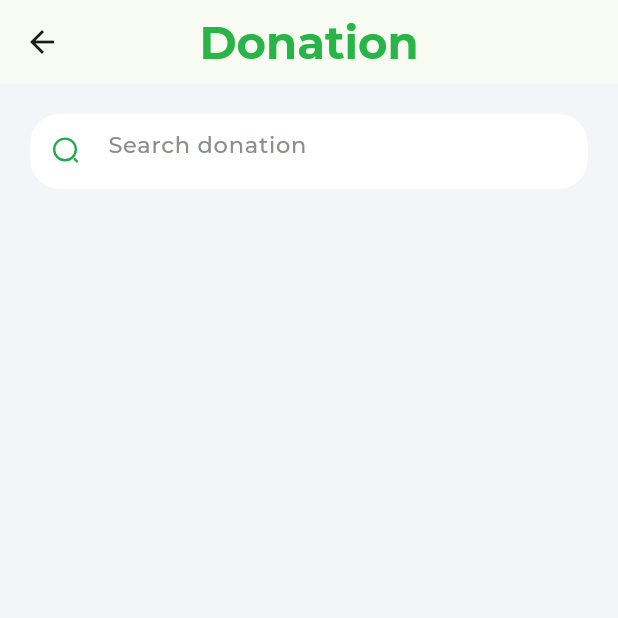
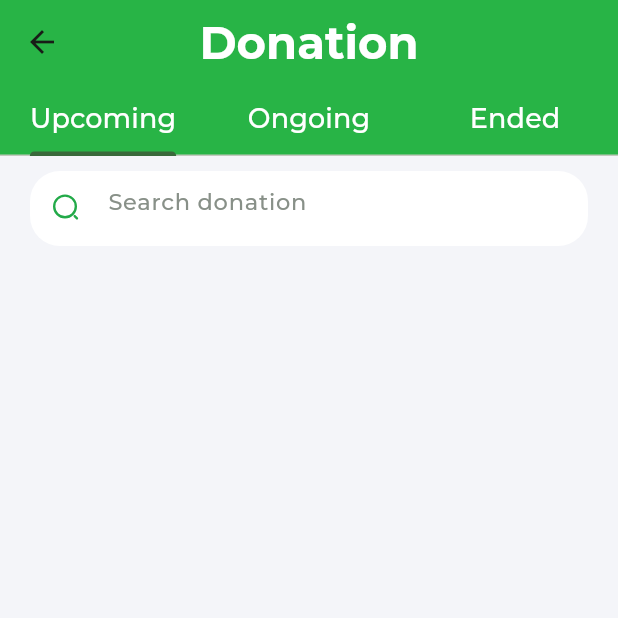
Before and after one commit to ThachSangW3G/ecoTS_FE, a Flutter app: the DonationScreen screen opened directly, on a phone screen of 412 x 824 dp, the top half of it. Run offline on Flutter 3.47's test engine with Material 3 defaults, Android fonts, the phone set to English and light mode, and no system bars; our stand-ins replace awesome_dialog, camera, cloud_firestore, flutter_map, flutter_svg, freezed_annotation and 8 more; missing offline and left inert: external_path, mobile_scanner; accounts and stored records are empty; project files that could hold a hidden picture were left out.

Commit message:
create controller get upcoming, ongoing, ended donation

```diff
--- /dev/null
+++ b/lib/components/donation/upcoming_donate_tab.dart
@@ -0,0 +1,83 @@
+import 'package:ecots_frontend/components/donation/donation_item_detail.dart';
+import 'package:ecots_frontend/constants/app_colors.dart';
+import 'package:ecots_frontend/constants/app_style.dart';
+import 'package:ecots_frontend/controllers/donation_controller.dart';
+import 'package:ecots_frontend/screens/donation/detail_donate.dart';
+import 'package:flutter/material.dart';
+import 'package:flutter_svg/flutter_svg.dart';
+import 'package:gap/gap.dart';
+import 'package:get/get.dart';
+
+class UpcomingDonateTab extends StatefulWidget {
+  const UpcomingDonateTab({super.key});
+
+  @override
+  State<UpcomingDonateTab> createState() => _UpcomingDonateTabState();
+}
+
+class _UpcomingDonateTabState extends State<UpcomingDonateTab> {
+  DonationController donationController = Get.put(DonationController());
+
+  @override
+  Widget build(BuildContext context) {
+    return Container(
+      child: Column(
+        children: [
+          const Gap(10),
+          Padding(
+            padding: const EdgeInsets.symmetric(horizontal: 20.0),
+            child: Container(
+              height: 50,
+              padding: const EdgeInsets.only(right: 20),
+              decoration: const BoxDecoration(
+                  color: AppColors.white,
+                  borderRadius: BorderRadius.all(Radius.circular(20))),
+              child: TextFormField(
+                cursorColor: AppColors.green,
+                decoration: InputDecoration(
+                    hintText: 'Search donation',
+                    hintStyle: kLableTextStyleMiniumGrey,
+                    border: InputBorder.none,
+                    prefixIcon: Padding(
+                      padding: const EdgeInsets.all(15.0),
+                      child: SvgPicture.asset('assets/icons/search.svg'),
+                    )),
+              ),
+            ),
+          ),
+          const SizedBox(
+            height: 20,
+          ),
+          Expanded(
+            child: Obx(
+              () => donationController.donationList.value != null &&
+                      donationController.donationList.value!.isNotEmpty
+                  ? Container(
+                      padding: EdgeInsets.symmetric(horizontal: 20.0),
+                      child: ListView.builder(
+                        shrinkWrap: true,
+                        itemCount:
+                            donationController.donationList.value!.length,
+                        itemBuilder: (context, index) {
+                          final donation =
+                              donationController.donationList.value![index];
+                          print(donation.coverImageUrl[0]);
+
+                          return DonationItemDetail(
+                            donation: donation,
+                            onTap: () {
+                              Get.to(
+                                  () => DetailDonate(donationId: donation.id));
+                            },
+                          );
+                        },
+                      ),
+                    )
+                  : const SizedBox(),
+            ),
+          )
+        ],
+      ),
+    );
+  }
+}
--- a/lib/constants/app_style.dart
+++ b/lib/constants/app_style.dart
@@ -13,6 +13,10 @@ final kLableTextStyleMediumGreen = GoogleFonts.montserrat(
 final kLableTextStyleLogoScreen = GoogleFonts.montserrat(
     textStyle: const TextStyle(
         color: AppColors.green, fontWeight: FontWeight.bold, fontSize: 30.0));
+
+final kLableTextStyleLogoScreenWhite = GoogleFonts.montserrat(
+    textStyle: const TextStyle(
+        color: AppColors.white, fontWeight: FontWeight.bold, fontSize: 30.0));
 
 final kLableTextStyleLogoWhite = GoogleFonts.montserrat(
     textStyle: const TextStyle(
--- a/lib/screens/donation/donation_screen.dart
+++ b/lib/screens/donation/donation_screen.dart
@@ -1,11 +1,14 @@
 import 'package:ecots_frontend/components/donation/donation_item_detail.dart';
+import 'package:ecots_frontend/components/donation/upcoming_donate_tab.dart';
 import 'package:ecots_frontend/constants/app_colors.dart';
 import 'package:ecots_frontend/constants/app_style.dart';
 import 'package:ecots_frontend/controllers/donation_controller.dart';
 import 'package:ecots_frontend/screens/donation/detail_donate.dart';
+import 'package:flutter/cupertino.dart';
 import 'package:flutter/material.dart';
 import 'package:flutter/widgets.dart';
 import 'package:flutter_svg/svg.dart';
+import 'package:gap/gap.dart';
 import 'package:get/get.dart';
 
 class DonationScreen extends StatefulWidget {
@@ -15,76 +18,75 @@ class DonationScreen extends StatefulWidget {
   State<DonationScreen> createState() => _DonationScreenState();
 }
 
-class _DonationScreenState extends State<DonationScreen> {
+class _DonationScreenState extends State<DonationScreen>
+    with SingleTickerProviderStateMixin {
   DonationController donationController = Get.put(DonationController());
+
+  late TabController _tabController;
+
+  @override
+  void initState() {
+    super.initState();
+    _tabController = TabController(length: 3, vsync: this);
+  }
+
+  @override
+  void dispose() {
+    _tabController.dispose();
+    super.dispose();
+  }
 
   @override
   Widget build(BuildContext context) {
     return Scaffold(
       backgroundColor: AppColors.whisper,
       appBar: AppBar(
+        backgroundColor: AppColors.green,
         title: Text(
           'Donation',
-          style: kLableTextStyleLogoScreen,
+          style: kLableTextStyleLogoScreenWhite,
         ),
         centerTitle: true,
       ),
-      body: SingleChildScrollView(
-        child: Padding(
-          padding: const EdgeInsets.all(20.0),
-          child: Column(
+      body: Column(
         children: [
           Container(
-                height: 50,
-                padding: const EdgeInsets.only(right: 20),
-                decoration: const BoxDecoration(
-                    color: AppColors.white,
-                    borderRadius: BorderRadius.all(Radius.circular(20))),
-                child: TextFormField(
-                  cursorColor: AppColors.green,
-                  decoration: InputDecoration(
-                      hintText: 'Search donation',
-                      hintStyle: kLableTextStyleMiniumGrey,
-                      border: InputBorder.none,
-                      prefixIcon: Padding(
-                        padding: const EdgeInsets.all(15.0),
-                        child: SvgPicture.asset('assets/icons/search.svg'),
-                      )),
+            color: AppColors.green,
+            child: TabBar(
+              controller: _tabController,
+              tabs: [
+                Tab(
+                  child: Text(
+                    'Upcoming',
+                    style: kLableTextStyle18White,
                   ),
                 ),
-              const SizedBox(
-                height: 20,
+                Tab(
+                  child: Text(
+                    'Ongoing',
+                    style: kLableTextStyle18White,
+                  ),
+                ),
+                Tab(
+                  child: Text(
+                    'Ended',
+                    style: kLableTextStyle18White,
+                  ),
+                ),
+              ],
+            ),
           ),
 
-              Obx(
-                () => donationController.donationList.value != null &&
-                        donationController.donationList.value!.isNotEmpty
-                    ? SizedBox(
-                        child: ListView.builder(
-                          shrinkWrap: true,
-                          physics: const NeverScrollableScrollPhysics(),
-                          itemCount:
-                              donationController.donationList.value!.length,
-                          itemBuilder: (context, index) {
-                            final donation =
-                                donationController.donationList.value![index];
-                            print(donation.coverImageUrl[0]);
-
-                            return DonationItemDetail(
-                              image: donation.coverImageUrl[0],
-                              title: donation.title,
-                              logo: 'assets/images/logo_mixi.png',
-                              brand: 'Mixi Gaming',
-                              onTap: () {
-                                Get.to(() =>
-                                    DetailDonate(donationId: donation.id));
-                              },
-                            );
-                          },
+          Expanded(
+            child: TabBarView(
+              controller: _tabController,
+              children: [
+                UpcomingDonateTab(),
+                UpcomingDonateTab(),
+                UpcomingDonateTab()
+              ],
             ),
-                      )
-                    : const SizedBox(),
-              )
+          ),
 
           // const DonationItemDetail(
           //     image: 'assets/images/image4.png',
@@ -117,8 +119,6 @@ class _DonationScreenState extends State<DonationScreen> {
           //     brand: 'SaigonXanh'),
         ],
       ),
-        ),
-      ),
     );
   }
 }
```
Also changed, not shown: lib/components/donation/donation_item_detail.dart (+45 -27 lines), lib/controllers/donation_controller.dart (+162 -0 lines). Lines whose indentation alone changed are shown as unchanged.
